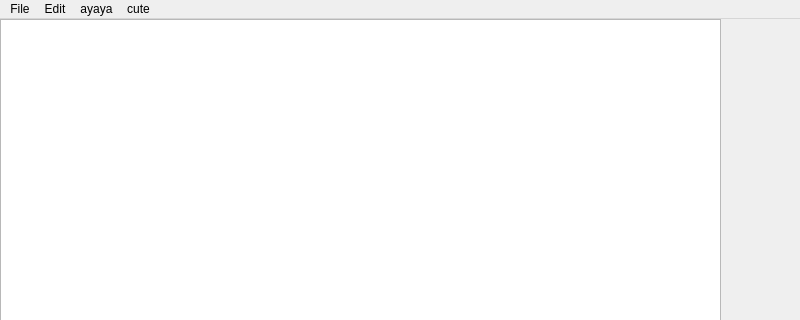
Patrick-Rocha/Windows-Text-Editor, file mainwindow.ui: the form before one commit; both pictures show x 0 to 800 and y 0 to 320 of the 800 by 600 pixel window.
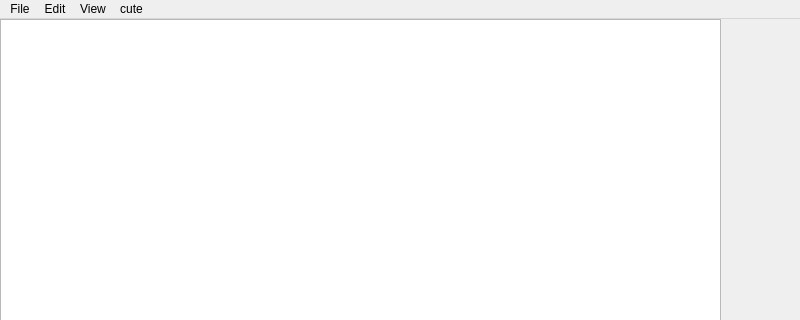
The form after the commit.

```diff
--- a/mainwindow.ui
+++ b/mainwindow.ui
@@ -66,7 +66,7 @@
    </widget>
    <widget class="QMenu" name="menuayaya">
     <property name="title">
-     <string>ayaya</string>
+     <string>View</string>
     </property>
    </widget>
    <widget class="QMenu" name="menucute">
```
Left out of the diff: 24 changed lines with no effect on the pictures.
